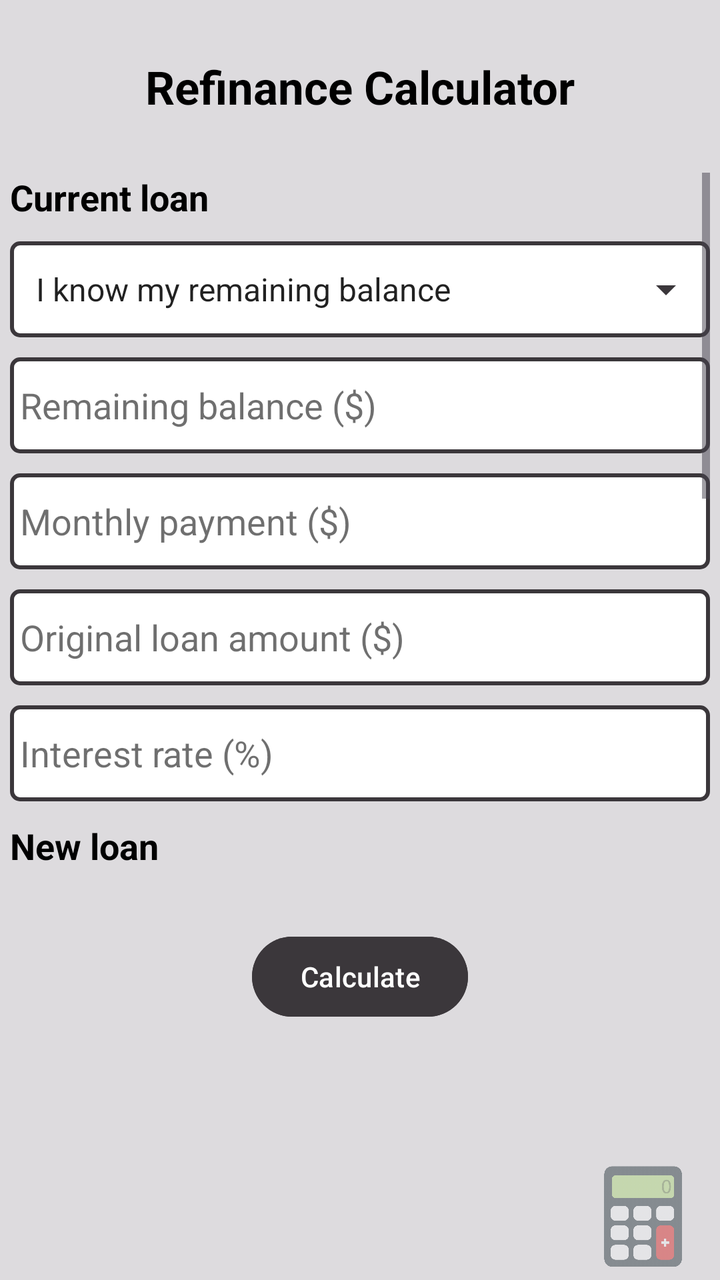
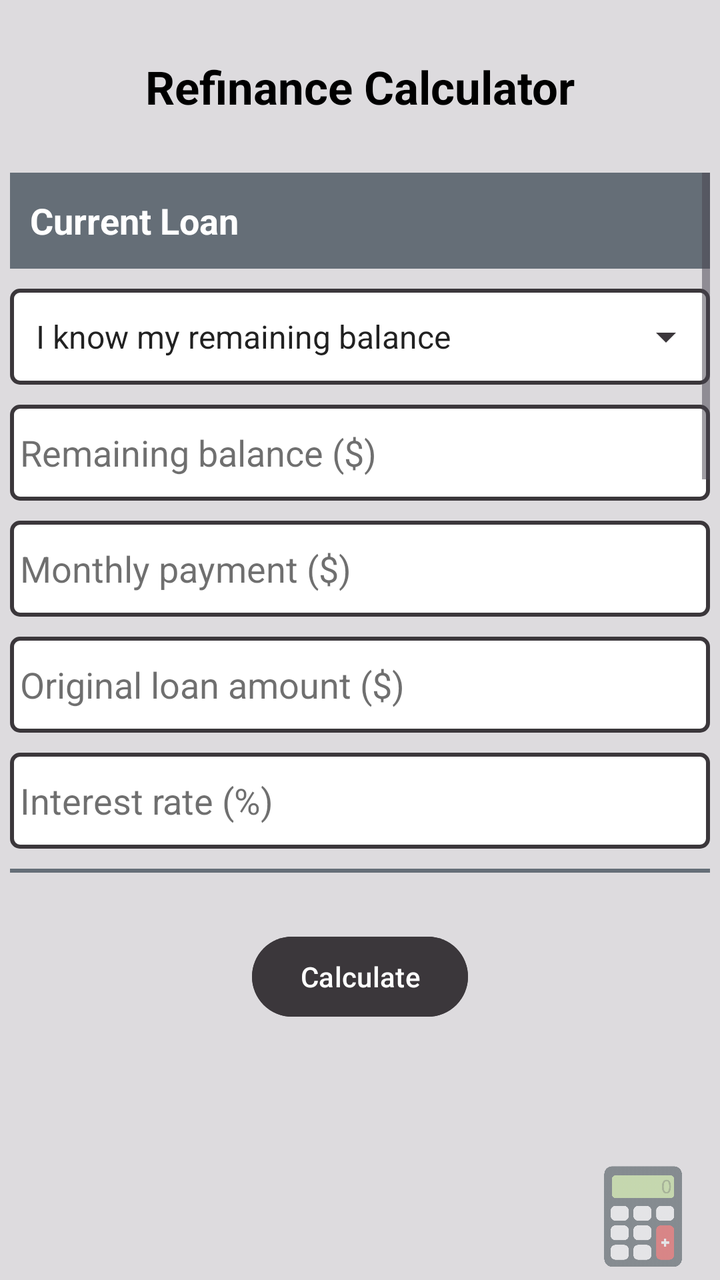

Compare the two renders of this Android layout. The source of the first and the diff that turns it into the second are given below.
<!-- AndroidManifest.xml: application theme Theme.FinCal -->
<!-- res/layout/activity_category1_option7.xml -->
<?xml version="1.0" encoding="utf-8"?>
<androidx.constraintlayout.widget.ConstraintLayout xmlns:android="http://schemas.android.com/apk/res/android"
    xmlns:app="http://schemas.android.com/apk/res-auto"
    xmlns:tools="http://schemas.android.com/tools"
    android:id="@+id/main"
    android:layout_width="match_parent"
    android:layout_height="match_parent"
    android:background="@color/app_background"
    tools:context=".Category1Option7Activity">

    <TextView
        android:id="@+id/optionsTitle"
        android:layout_width="wrap_content"
        android:layout_height="wrap_content"
        android:gravity="center"
        android:text="@string/calc_refinance"
        android:textColor="@color/text_primary"
        android:textSize="23sp"
        android:textStyle="bold"
        app:layout_constraintBottom_toTopOf="@id/scrollView"
        app:layout_constraintEnd_toEndOf="parent"
        app:layout_constraintStart_toStartOf="parent"
        app:layout_constraintTop_toTopOf="parent" />

    <ScrollView
        android:id="@+id/scrollView"
        android:layout_width="350dp"
        android:layout_height="350dp"
        app:layout_constraintBottom_toTopOf="@id/calculateButton"
        app:layout_constraintEnd_toEndOf="parent"
        app:layout_constraintStart_toStartOf="parent"
        app:layout_constraintTop_toBottomOf="@id/optionsTitle">

        <LinearLayout
            android:id="@+id/optionsLayout"
            android:layout_width="match_parent"
            android:layout_height="wrap_content"
            android:orientation="vertical">

            <TextView
                android:layout_width="match_parent"
                android:layout_height="wrap_content"
                android:layout_marginBottom="10dp"
                android:text="@string/current_loan"
                android:textColor="@color/text_primary"
                android:textSize="18sp"
                android:textStyle="bold" />


            <Spinner
                android:id="@+id/refSpinner"
                android:layout_width="match_parent"
                android:layout_height="48dp"
                android:layout_marginBottom="10dp"
                android:background="@drawable/spinner_background"
                android:entries="@array/ref_options"
                android:paddingStart="5dp"
                android:paddingEnd="5dp"
                android:theme="@style/ThemeOverlay.AppCompat.Light" />

            <EditText
                android:id="@+id/remainingBal"
                android:layout_width="match_parent"
                android:layout_height="48dp"
                android:layout_marginBottom="10dp"
                android:background="@drawable/edit_text_border"
                android:ems="10"
                android:gravity="center_vertical"
                android:hint="@string/remaining_balance"
                android:importantForAutofill="no"
                android:inputType="numberDecimal"
                android:visibility="visible"
                android:paddingStart="5dp"
                android:paddingEnd="5dp"
                android:textColor="@color/text_primary"
                android:textColorHint="@color/text_hint_color" />

            <EditText
                android:id="@+id/monthlyPayment"
                android:layout_width="match_parent"
                android:layout_height="48dp"
                android:layout_marginBottom="10dp"
                android:background="@drawable/edit_text_border"
                android:ems="10"
                android:gravity="center_vertical"
                android:hint="@string/monthly_payment"
                android:importantForAutofill="no"
                android:inputType="numberDecimal"
                android:visibility="visible"
                android:paddingStart="5dp"
                android:paddingEnd="5dp"
                android:textColor="@color/text_primary"
                android:textColorHint="@color/text_hint_color" />

            <EditText
                android:id="@+id/loanAmount"
                android:layout_width="match_parent"
                android:layout_height="48dp"
                android:layout_marginBottom="10dp"
                android:background="@drawable/edit_text_border"
                android:ems="10"
                android:gravity="center_vertical"
                android:hint="@string/original_loan_amount"
                android:importantForAutofill="no"
                android:inputType="numberDecimal"
                android:paddingStart="5dp"
                android:paddingEnd="5dp"
                android:textColor="@color/text_primary"
                android:textColorHint="@color/text_hint_color"
                android:visibility="visible" />

            <EditText
                android:id="@+id/loanTerm"
                android:layout_width="match_parent"
                android:layout_height="48dp"
                android:layout_marginBottom="10dp"
                android:background="@drawable/edit_text_border"
                android:ems="10"
                android:gravity="center_vertical"
                android:hint="@string/loan_term"
                android:importantForAutofill="no"
                android:inputType="numberDecimal"
                android:paddingStart="5dp"
                android:paddingEnd="5dp"
                android:textColor="@color/text_primary"
                android:textColorHint="@color/text_hint_color"
                android:visibility="gone"
                tools:visibility="visible" />

            <EditText
                android:id="@+id/timeRemaining"
                android:layout_width="match_parent"
                android:layout_height="48dp"
                android:layout_marginBottom="10dp"
                android:background="@drawable/edit_text_border"
                android:ems="10"
                android:gravity="center_vertical"
                android:hint="@string/time_remaining_year"
                android:importantForAutofill="no"
                android:inputType="numberDecimal"
                android:paddingStart="5dp"
                android:paddingEnd="5dp"
                android:textColor="@color/text_primary"
                android:textColorHint="@color/text_hint_color"
                android:visibility="gone"
                tools:visibility="visible" />

            <EditText
                android:id="@+id/currentInterestRate"
                android:layout_width="match_parent"
                android:layout_height="48dp"
                android:layout_marginBottom="10dp"
                android:background="@drawable/edit_text_border"
                android:ems="10"
                android:gravity="center_vertical"
                android:hint="@string/interest_rate"
                android:importantForAutofill="no"
                android:inputType="numberDecimal"
                android:paddingStart="5dp"
                android:paddingEnd="5dp"
                android:textColor="@color/text_primary"
                android:textColorHint="@color/text_hint_color"
                tools:ignore="DuplicateSpeakableTextCheck" />


            <TextView
                android:layout_width="match_parent"
                android:layout_height="wrap_content"
                android:layout_marginBottom="10dp"
                android:text="@string/new_loan"
                android:textColor="@color/text_primary"
                android:textSize="18sp"
                android:textStyle="bold" />

            <EditText
                android:id="@+id/newLoanTerm"
                android:layout_width="match_parent"
                android:layout_height="48dp"
                android:layout_marginBottom="10dp"
                android:background="@drawable/edit_text_border"
                android:ems="10"
                android:gravity="center_vertical"
                android:hint="@string/new_loan_term_year"
                android:importantForAutofill="no"
                android:inputType="numberDecimal"
                android:paddingStart="5dp"
                android:paddingEnd="5dp"
                android:textColor="@color/text_primary"
                android:textColorHint="@color/text_hint_color" />

            <EditText
                android:id="@+id/newInterestRate"
                android:layout_width="match_parent"
                android:layout_height="48dp"
                android:layout_marginBottom="10dp"
                android:background="@drawable/edit_text_border"
                android:ems="10"
                android:gravity="center_vertical"
                android:hint="@string/interest_rate"
                android:importantForAutofill="no"
                android:inputType="numberDecimal"
                android:paddingStart="5dp"
                android:paddingEnd="5dp"
                android:textColor="@color/text_primary"
                android:textColorHint="@color/text_hint_color" />

            <EditText
                android:id="@+id/points"
                android:layout_width="match_parent"
                android:layout_height="48dp"
                android:layout_marginBottom="10dp"
                android:background="@drawable/edit_text_border"
                android:ems="10"
                android:gravity="center_vertical"
                android:hint="@string/points_discount_points"
                android:importantForAutofill="no"
                android:inputType="numberDecimal"
                android:paddingStart="5dp"
                android:paddingEnd="5dp"
                android:textColor="@color/text_primary"
                android:textColorHint="@color/text_hint_color" />

            <EditText
                android:id="@+id/costsAndFees"
                android:layout_width="match_parent"
                android:layout_height="48dp"
                android:layout_marginBottom="10dp"
                android:background="@drawable/edit_text_border"
                android:ems="10"
                android:gravity="center_vertical"
                android:hint="@string/costs_amp_fees"
                android:importantForAutofill="no"
                android:inputType="numberDecimal"
                android:paddingStart="5dp"
                android:paddingEnd="5dp"
                android:textColor="@color/text_primary"
                android:textColorHint="@color/text_hint_color" />

            <Spinner
                android:id="@+id/cashRefSpinner"
                android:layout_width="match_parent"
                android:layout_height="48dp"
                android:layout_marginBottom="10dp"
                android:background="@drawable/spinner_background"
                android:entries="@array/cash_ref_options"
                android:paddingStart="5dp"
                android:paddingEnd="5dp"
                android:theme="@style/ThemeOverlay.AppCompat.Light" />

            <EditText
                android:id="@+id/cashAmount"
                android:layout_width="match_parent"
                android:layout_height="48dp"
                android:layout_marginBottom="10dp"
                android:background="@drawable/edit_text_border"
                android:ems="10"
                android:gravity="center_vertical"
                android:hint="@string/amount_dollar"
                android:importantForAutofill="no"
                android:inputType="numberDecimal"
                android:paddingStart="5dp"
                android:paddingEnd="5dp"
                android:textColor="@color/text_primary"
                android:textColorHint="@color/text_hint_color" />

            <TextView
                android:id="@+id/resultTextView"
                android:layout_width="match_parent"
                android:layout_height="wrap_content"
                android:layout_marginBottom="20dp"
                android:textColor="@color/text_primary"
                android:textSize="18sp" />

        </LinearLayout>
    </ScrollView>

    <Button
        android:id="@+id/calculateButton"
        android:layout_width="wrap_content"
        android:layout_height="wrap_content"
        android:layout_marginBottom="100dp"
        android:backgroundTint="@color/button_calculate"
        android:text="@string/calculate_button"
        android:textColor="@color/text_secondary"
        app:layout_constraintBottom_toBottomOf="parent"
        app:layout_constraintTop_toBottomOf="@id/scrollView"
        app:layout_constraintEnd_toEndOf="parent"
        app:layout_constraintStart_toStartOf="parent" />

    <ImageView
        android:id="@+id/logo"
        android:layout_width="67dp"
        android:layout_height="73dp"
        android:layout_marginEnd="5dp"
        android:layout_marginBottom="-5dp"
        android:alpha=".5"
        android:importantForAccessibility="no"
        app:layout_constraintBottom_toBottomOf="parent"
        app:layout_constraintEnd_toEndOf="parent"
        app:srcCompat="@drawable/logo"
        tools:ignore="ImageContrastCheck,VisualLintBounds" />
</androidx.constraintlayout.widget.ConstraintLayout>
<!-- resources referenced by this layout -->
<resources>
  <string-array name="cash_ref_options">
          <item>Cash-out refinance</item>
          <item>Cash-in refinance</item>
      </string-array>
  <string-array name="ref_options">
          <item>I know my remaining balance</item>
          <item>I know the original loan amount</item>
             </string-array>
  <color name="app_background">#DDDBDE</color>
  <color name="button_calculate">#3B373B</color>
  <color name="text_hint_color">#90000000</color>
  <color name="text_primary">#000000</color>
  <color name="text_secondary">#FFFFFFFF</color>
  <!-- drawable edit_text_border (drawable) -->
  <?xml version="1.0" encoding="utf-8"?>
  <shape xmlns:android="http://schemas.android.com/apk/res/android"
      android:shape="rectangle">
      <solid android:color="@color/white" />
      <stroke
          android:width="2dp"
          android:color="@color/text_third" />
      <corners android:radius="4dp" />
  </shape>
  <!-- drawable logo: png bitmap (drawable, 17765 bytes) -->
  <!-- drawable spinner_background (drawable) -->
  <?xml version="1.0" encoding="utf-8"?>
  <layer-list xmlns:android="http://schemas.android.com/apk/res/android">
      <item>
          <shape android:shape="rectangle">
              <solid android:color="@color/white" />
              <stroke
                  android:width="2dp"
                  android:color="@color/text_third" />
              <corners android:radius="4dp" />
          </shape>
      </item>
      <item
          android:drawable="@drawable/ic_arrow_drop_down"
          android:gravity="end|center_vertical"
          android:right="10dp" />
  </layer-list>
  <string name="amount_dollar">Amount ($)</string>
  <string name="calc_refinance">Refinance Calculator</string>
  <string name="calculate_button">Calculate</string>
  <string name="costs_amp_fees">Costs &amp; fees ($)</string>
  <string name="current_loan">Current loan</string>
  <string name="interest_rate">Interest rate (%)</string>
  <string name="loan_term">Loan term (year)</string>
  <string name="monthly_payment">Monthly payment ($)</string>
  <string name="new_loan">New loan</string>
  <string name="new_loan_term_year">New loan term (year)</string>
  <string name="original_loan_amount">Original loan amount ($)</string>
  <string name="points_discount_points">Points (discount points)</string>
  <string name="remaining_balance">Remaining balance ($)</string>
  <string name="time_remaining_year">Time remaining (year)</string>
  <style name="Theme.FinCal" parent="Base.Theme.FinCal" />
  <color name="white">#FFFFFFFF</color>
  <color name="text_third">#3B373B</color>
  <!-- drawable ic_arrow_drop_down (drawable) -->
  <vector xmlns:android="http://schemas.android.com/apk/res/android"
      android:width="24dp"
      android:height="24dp"
      android:viewportWidth="24"
      android:viewportHeight="24"
      android:tint="@color/text_third">
      <path
          android:fillColor="#000000"
          android:pathData="M7,10l5,5l5,-5z"/>
  </vector>
  <style name="Base.Theme.FinCal" parent="Theme.Material3.DayNight.NoActionBar">
          
          <item name="colorPrimary">@color/button_navigation</item>
          <item name="android:windowBackground">@color/app_background</item>
          <item name="colorSurface">@color/app_background</item>
          <item name="colorOnSurface">@color/text_primary</item>
          <item name="android:textColorPrimary">@color/text_primary</item>
          <item name="colorSecondary">@color/button_navigation</item>
          <item name="colorOnPrimary">@color/app_background</item>
      </style>
  <color name="button_navigation">#3B373B</color>
</resources>

<!-- the commit's change to res/layout/activity_category1_option7.xml (unified diff, before → after) -->
@@ -39,10 +39,14 @@
 
             <TextView
                 android:layout_width="match_parent"
-                android:layout_height="wrap_content"
-                android:layout_marginBottom="10dp"
+                android:layout_height="48dp"
+                android:layout_marginBottom="10dp"
+                android:background="@color/text_fourth"
+                android:gravity="center_vertical"
+                android:paddingStart="10dp"
+                android:paddingEnd="10dp"
                 android:text="@string/current_loan"
-                android:textColor="@color/text_primary"
+                android:textColor="@color/text_secondary"
                 android:textSize="18sp"
                 android:textStyle="bold" />
 
@@ -69,11 +73,11 @@
                 android:hint="@string/remaining_balance"
                 android:importantForAutofill="no"
                 android:inputType="numberDecimal"
-                android:visibility="visible"
-                android:paddingStart="5dp"
-                android:paddingEnd="5dp"
-                android:textColor="@color/text_primary"
-                android:textColorHint="@color/text_hint_color" />
+                android:paddingStart="5dp"
+                android:paddingEnd="5dp"
+                android:textColor="@color/text_primary"
+                android:textColorHint="@color/text_hint_color"
+                android:visibility="visible" />
 
             <EditText
                 android:id="@+id/monthlyPayment"
@@ -86,11 +90,11 @@
                 android:hint="@string/monthly_payment"
                 android:importantForAutofill="no"
                 android:inputType="numberDecimal"
-                android:visibility="visible"
-                android:paddingStart="5dp"
-                android:paddingEnd="5dp"
-                android:textColor="@color/text_primary"
-                android:textColorHint="@color/text_hint_color" />
+                android:paddingStart="5dp"
+                android:paddingEnd="5dp"
+                android:textColor="@color/text_primary"
+                android:textColorHint="@color/text_hint_color"
+                android:visibility="visible" />
 
             <EditText
                 android:id="@+id/loanAmount"
@@ -165,10 +169,14 @@
 
             <TextView
                 android:layout_width="match_parent"
-                android:layout_height="wrap_content"
-                android:layout_marginBottom="10dp"
+                android:layout_height="48dp"
+                android:layout_marginBottom="10dp"
+                android:background="@color/text_fourth"
+                android:gravity="center_vertical"
+                android:paddingStart="10dp"
+                android:paddingEnd="10dp"
                 android:text="@string/new_loan"
-                android:textColor="@color/text_primary"
+                android:textColor="@color/text_secondary"
                 android:textSize="18sp"
                 android:textStyle="bold" />
 
@@ -283,9 +291,9 @@
         android:text="@string/calculate_button"
         android:textColor="@color/text_secondary"
         app:layout_constraintBottom_toBottomOf="parent"
-        app:layout_constraintTop_toBottomOf="@id/scrollView"
         app:layout_constraintEnd_toEndOf="parent"
-        app:layout_constraintStart_toStartOf="parent" />
+        app:layout_constraintStart_toStartOf="parent"
+        app:layout_constraintTop_toBottomOf="@id/scrollView" />
 
     <ImageView
         android:id="@+id/logo"
<!-- resource entries referenced after the edit -->
@@ -7,9 +7,10 @@
   <string-array name="ref_options">
           <item>I know my remaining balance</item>
           <item>I know the original loan amount</item>
-             </string-array>
+      </string-array>
   <color name="app_background">#DDDBDE</color>
   <color name="button_calculate">#3B373B</color>
+  <color name="text_fourth">#656E77</color>
   <color name="text_hint_color">#90000000</color>
   <color name="text_primary">#000000</color>
   <color name="text_secondary">#FFFFFFFF</color>
@@ -45,11 +46,11 @@
   <string name="calc_refinance">Refinance Calculator</string>
   <string name="calculate_button">Calculate</string>
   <string name="costs_amp_fees">Costs &amp; fees ($)</string>
-  <string name="current_loan">Current loan</string>
+  <string name="current_loan">Current Loan</string>
   <string name="interest_rate">Interest rate (%)</string>
   <string name="loan_term">Loan term (year)</string>
   <string name="monthly_payment">Monthly payment ($)</string>
-  <string name="new_loan">New loan</string>
+  <string name="new_loan">New Loan</string>
   <string name="new_loan_term_year">New loan term (year)</string>
   <string name="original_loan_amount">Original loan amount ($)</string>
   <string name="points_discount_points">Points (discount points)</string>
